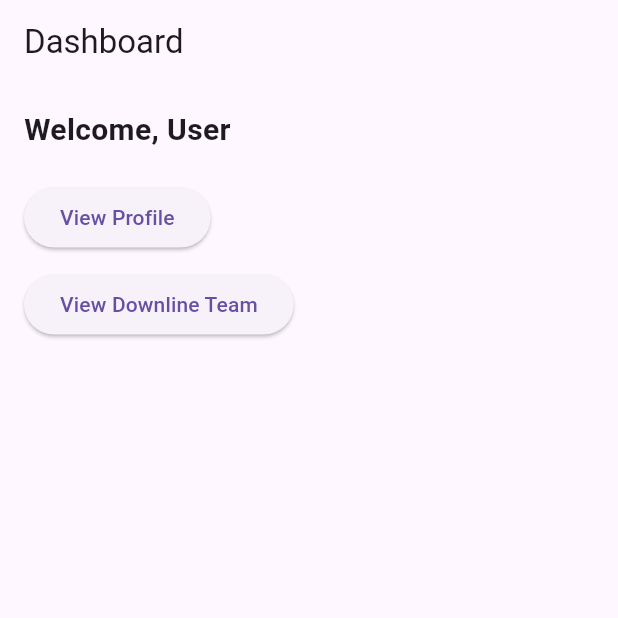
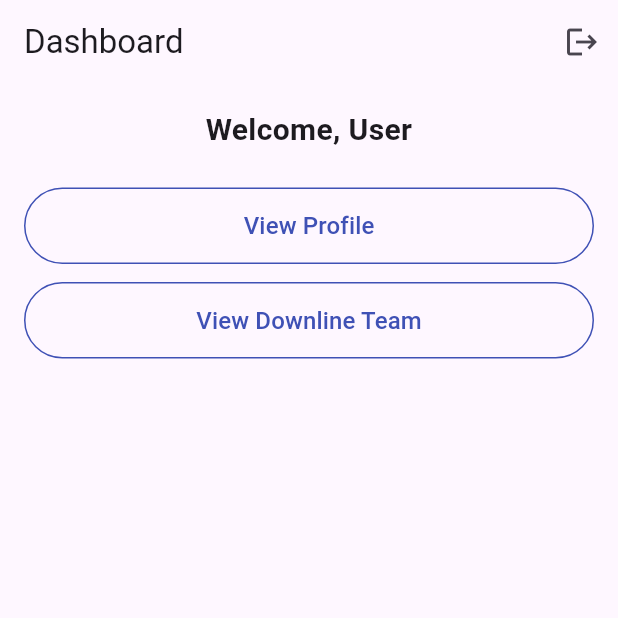
Before and after one commit to scscot/tbp_git, a Flutter app: the DashboardScreen screen opened directly, on a phone screen of 412 x 824 dp, the top half of it. Run offline on Flutter 3.47's test engine with Material 3 defaults, Android fonts, the phone set to English and light mode, and no system bars; our stand-ins replace flutter_dotenv; missing offline and left inert: firebase_auth_rest; accounts and stored records are empty; network calls fail.

Commit message:
dashboard temp finalized

```diff
--- a/lib/screens/dashboard_screen.dart
+++ b/lib/screens/dashboard_screen.dart
@@ -1,13 +1,24 @@
-// PATCHED: dashboard_screen.dart (removes outdated authService param)
+// FINAL PATCHED: dashboard_screen.dart — Logout icon in AppBar
 
 import 'package:flutter/material.dart';
 import '../services/session_manager.dart';
+import '../services/auth_service.dart';
 import '../models/user_model.dart';
 import 'profile_screen.dart';
 import 'downline_team_screen.dart';
+import 'login_screen.dart';
 
 class DashboardScreen extends StatelessWidget {
   const DashboardScreen({Key? key}) : super(key: key);
+
+  void _logout(BuildContext context) {
+    AuthService().signOut();
+    Navigator.pushAndRemoveUntil(
+      context,
+      MaterialPageRoute(builder: (_) => const LoginScreen()),
+      (route) => false,
+    );
+  }
 
   @override
   Widget build(BuildContext context) {
@@ -16,18 +27,26 @@ class DashboardScreen extends StatelessWidget {
     return Scaffold(
       appBar: AppBar(
         title: const Text('Dashboard'),
+        actions: [
+          IconButton(
+            icon: const Icon(Icons.logout),
+            onPressed: () => _logout(context),
+            tooltip: 'Log Out',
+          ),
+        ],
       ),
       body: Padding(
         padding: const EdgeInsets.all(16.0),
         child: Column(
-          crossAxisAlignment: CrossAxisAlignment.start,
+          crossAxisAlignment: CrossAxisAlignment.stretch,
           children: [
             Text(
               'Welcome, ${user?.fullName ?? 'User'}',
               style: const TextStyle(fontSize: 20, fontWeight: FontWeight.bold),
+              textAlign: TextAlign.center,
             ),
-            const SizedBox(height: 20),
-            ElevatedButton(
+            const SizedBox(height: 24),
+            OutlinedButton(
               onPressed: () {
                 Navigator.push(
                   context,
@@ -36,10 +55,17 @@ class DashboardScreen extends StatelessWidget {
                   ),
                 );
               },
-              child: const Text('View Profile'),
+              style: OutlinedButton.styleFrom(
+                padding: const EdgeInsets.symmetric(vertical: 14),
+                side: const BorderSide(color: Colors.indigo),
+              ),
+              child: const Text(
+                'View Profile',
+                style: TextStyle(fontSize: 16, color: Colors.indigo),
+              ),
             ),
-            const SizedBox(height: 10),
-            ElevatedButton(
+            const SizedBox(height: 12),
+            OutlinedButton(
               onPressed: () {
                 Navigator.push(
                   context,
@@ -48,7 +74,14 @@ class DashboardScreen extends StatelessWidget {
                   ),
                 );
               },
-              child: const Text('View Downline Team'),
+              style: OutlinedButton.styleFrom(
+                padding: const EdgeInsets.symmetric(vertical: 14),
+                side: const BorderSide(color: Colors.indigo),
+              ),
+              child: const Text(
+                'View Downline Team',
+                style: TextStyle(fontSize: 16, color: Colors.indigo),
+              ),
             ),
           ],
         ),
--- a/lib/screens/login_screen.dart
+++ b/lib/screens/login_screen.dart
@@ -60,6 +60,7 @@ class _LoginScreenState extends State<LoginScreen> {
         builder: (_) => NewRegistrationScreen(
           authService: authService,
           firestoreService: firestoreService,
+          // referredBy: 'TEMP123',
           referredBy: 'kn5eYjRM9sf7Scizh1F9AOfZU122',
         ),
       ),
```
Also changed, not shown: lib/screens/new_registration_screen.dart (+6 -4 lines), lib/services/auth_service.dart (+15 -58 lines), 2 other files.
